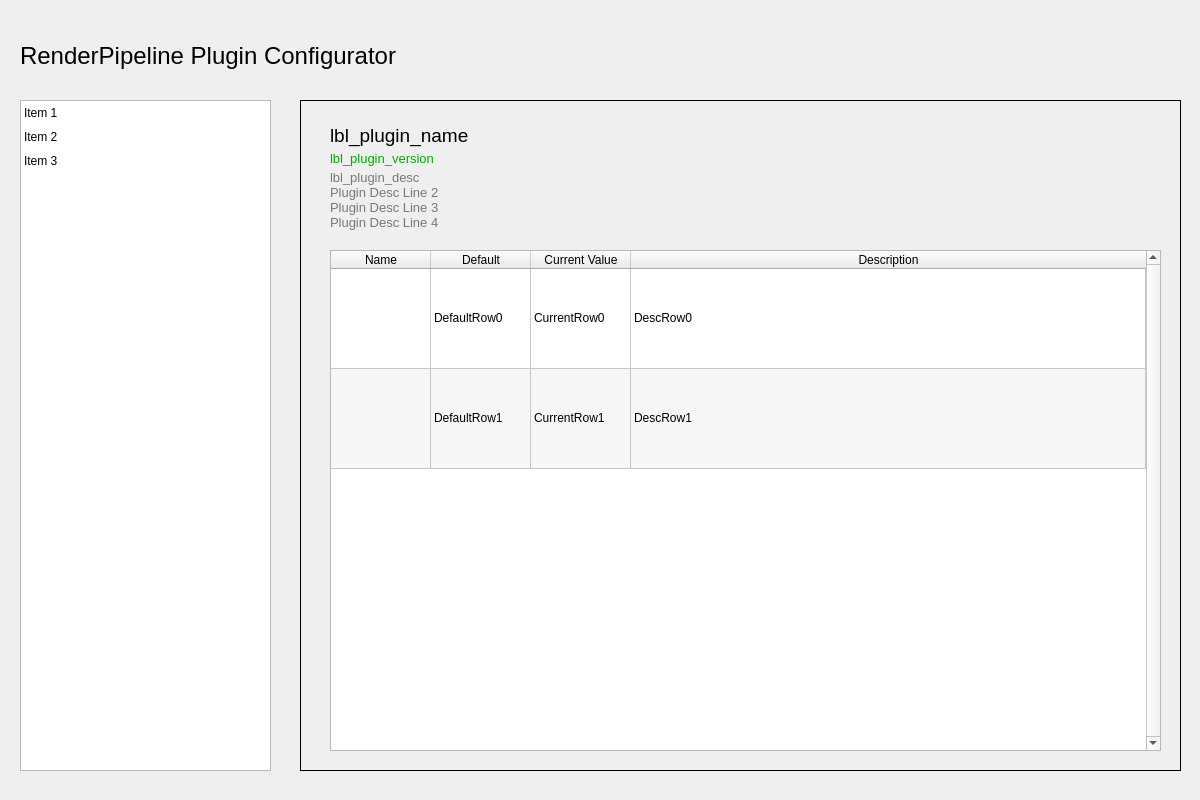
tobspr/RenderPipeline, file Toolkit/PluginConfigurator/ui/main_window.ui: the form before one commit.
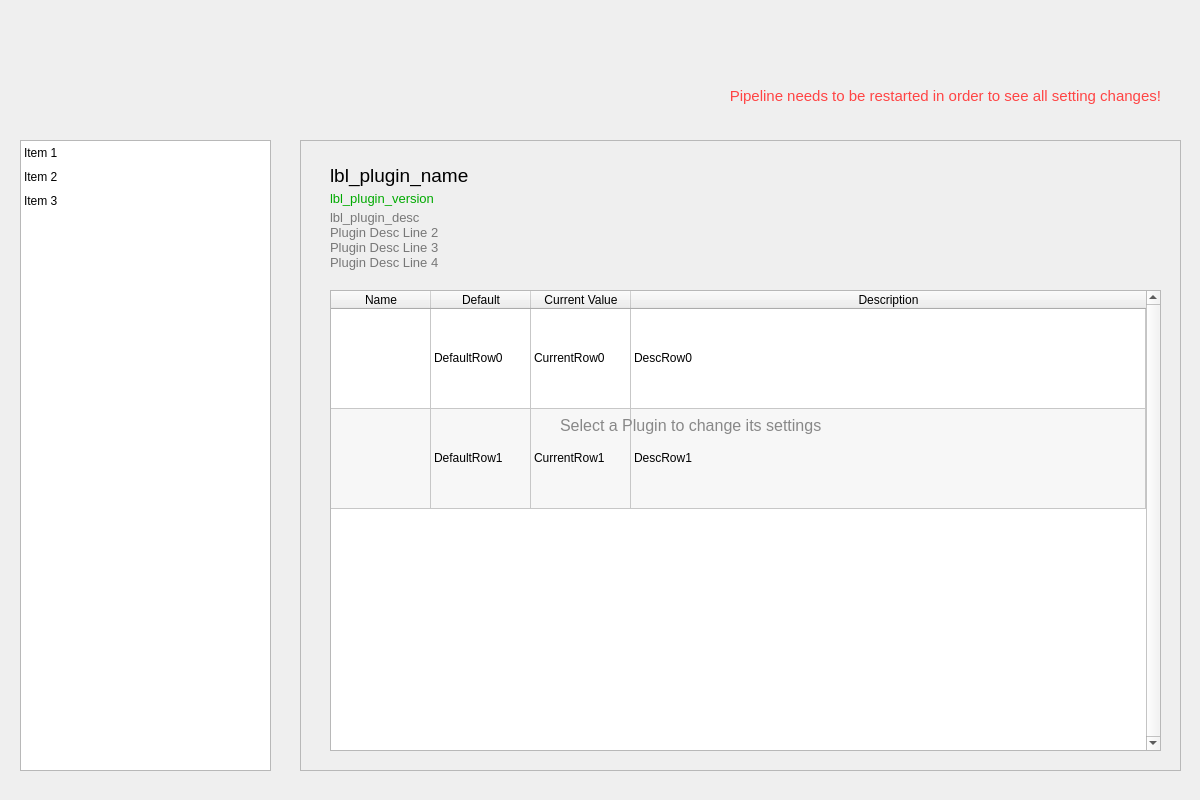
The form after the commit. Icons and pictures are not drawn.

Commit message: Improved Plugin Configurator, start to implement listener service

```diff
--- a/Toolkit/PluginConfigurator/ui/main_window.ui
+++ b/Toolkit/PluginConfigurator/ui/main_window.ui
@@ -40,9 +40,9 @@
     <property name="geometry">
      <rect>
       <x>20</x>
-      <y>100</y>
+      <y>140</y>
       <width>251</width>
-      <height>671</height>
+      <height>631</height>
      </rect>
     </property>
     <property name="styleSheet">
@@ -66,35 +66,20 @@
      </property>
     </item>
    </widget>
-   <widget class="QLabel" name="label">
-    <property name="geometry">
-     <rect>
-      <x>20</x>
-      <y>30</y>
-      <width>401</width>
-      <height>51</height>
-     </rect>
-    </property>
-    <property name="font">
-     <font>
-      <pointsize>18</pointsize>
-     </font>
-    </property>
-    <property name="text">
-     <string>RenderPipeline Plugin Configurator</string>
-    </property>
-   </widget>
    <widget class="QFrame" name="frame_details">
     <property name="geometry">
      <rect>
       <x>300</x>
-      <y>100</y>
+      <y>140</y>
       <width>881</width>
-      <height>671</height>
+      <height>631</height>
      </rect>
     </property>
+    <property name="styleSheet">
+     <string notr="true"/>
+    </property>
     <property name="frameShape">
-     <enum>QFrame::Box</enum>
+     <enum>QFrame::StyledPanel</enum>
     </property>
     <property name="frameShadow">
      <enum>QFrame::Plain</enum>
@@ -221,7 +206,7 @@
        <x>30</x>
        <y>150</y>
        <width>831</width>
-       <height>501</height>
+       <height>461</height>
       </rect>
      </property>
      <property name="verticalScrollBarPolicy">
@@ -368,10 +353,68 @@
      </item>
     </widget>
    </widget>
-   <zorder>lst_plugins</zorder>
-   <zorder>label</zorder>
-   <zorder>frame_details</zorder>
-   <zorder>area_plugin_settings</zorder>
+   <widget class="QLabel" name="label">
+    <property name="geometry">
+     <rect>
+      <x>0</x>
+      <y>0</y>
+      <width>1200</width>
+      <height>120</height>
+     </rect>
+    </property>
+    <property name="text">
+     <string/>
+    </property>
+    <property name="pixmap">
+     <pixmap resource="resources.qrc">:/res/res/plugin_configurator_logo.png</pixmap>
+    </property>
+   </widget>
+   <widget class="QLabel" name="lbl_select_plugin">
+    <property name="geometry">
+     <rect>
+      <x>560</x>
+      <y>410</y>
+      <width>391</width>
+      <height>31</height>
+     </rect>
+    </property>
+    <property name="font">
+     <font>
+      <pointsize>12</pointsize>
+     </font>
+    </property>
+    <property name="styleSheet">
+     <string notr="true">color: #888;</string>
+    </property>
+    <property name="text">
+     <string>Select a Plugin to change its settings</string>
+    </property>
+   </widget>
+   <widget class="QLabel" name="lbl_restart_pipeline">
+    <property name="geometry">
+     <rect>
+      <x>680</x>
+      <y>80</y>
+      <width>481</width>
+      <height>31</height>
+     </rect>
+    </property>
+    <property name="font">
+     <font>
+      <pointsize>11</pointsize>
+      <stylestrategy>PreferAntialias</stylestrategy>
+     </font>
+    </property>
+    <property name="styleSheet">
+     <string notr="true">color: #F44;</string>
+    </property>
+    <property name="text">
+     <string>Pipeline needs to be restarted in order to see all setting changes!</string>
+    </property>
+    <property name="alignment">
+     <set>Qt::AlignRight|Qt::AlignTrailing|Qt::AlignVCenter</set>
+    </property>
+   </widget>
   </widget>
   <widget class="QMenuBar" name="menubar">
    <property name="geometry">
```
Left out of the diff: 2 changed lines with no effect on the pictures. The commit also changes 11 other files.
